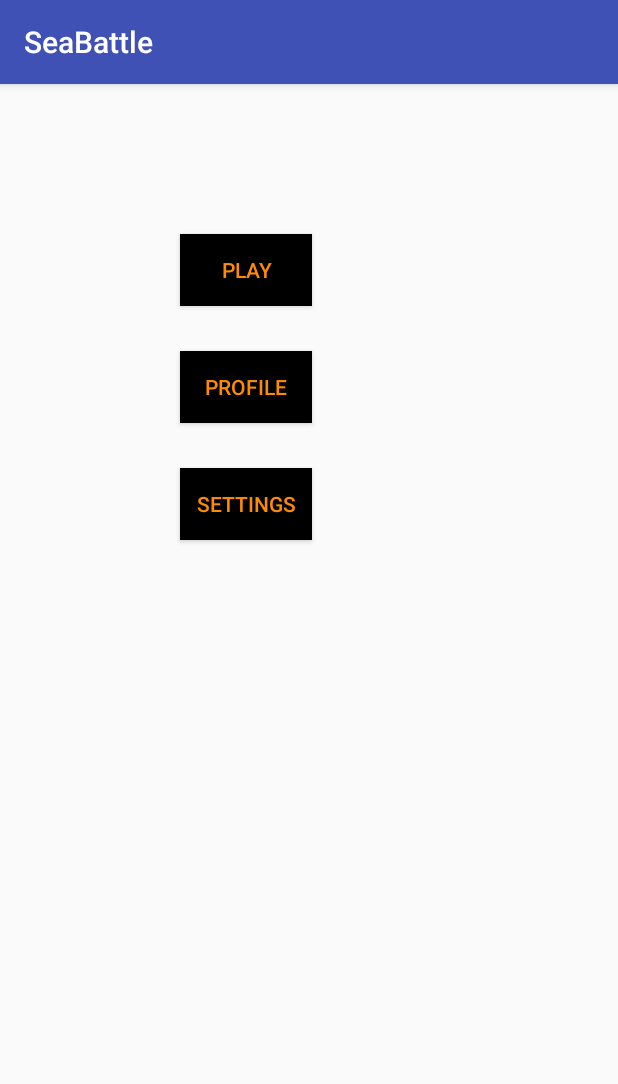
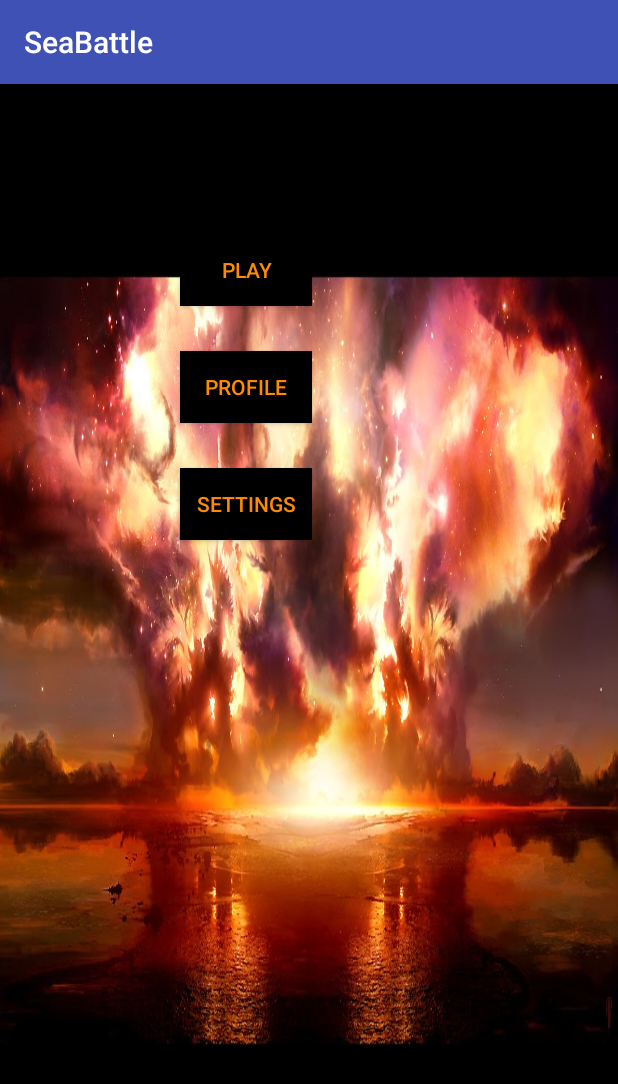
Before and after one commit to ThibCharpy/SeaBattle, an Android app: the MenuActivity screen opened directly, with no data from a screen before it, on a phone screen of 412 x 824 dp. Shown: the top 1084 px of the screen. Run offline under Robolectric (Android 15) with nearby library versions, the phone set to English and light mode, and no system bars.

Commit message:
background

```diff
--- a/app/src/main/res/layout/activity_menu.xml
+++ b/app/src/main/res/layout/activity_menu.xml
@@ -2,9 +2,10 @@
 <LinearLayout xmlns:android="http://schemas.android.com/apk/res/android"
     xmlns:tools="http://schemas.android.com/tools"
     android:id="@+id/activity_main"
-    android:layout_width="match_parent"
+    android:layout_width="fill_parent"
     android:layout_height="match_parent"
-    android:orientation="vertical">
+    android:orientation="vertical"
+    android:background="@drawable/explosions">
 
     <Button
         android:layout_width="wrap_content"
```
Also changed, not shown: app/src/main/res/drawable/background_menu.xml (deleted, +0 -11 lines), app/src/main/res/drawable/checkbox.xml (added, +12 -0 lines), app/src/main/res/drawable/checkbox_checked.png (added), app/src/main/res/drawable/checkbox_unchecked.png (added), app/src/main/res/drawable/explosions.jpg (added).
